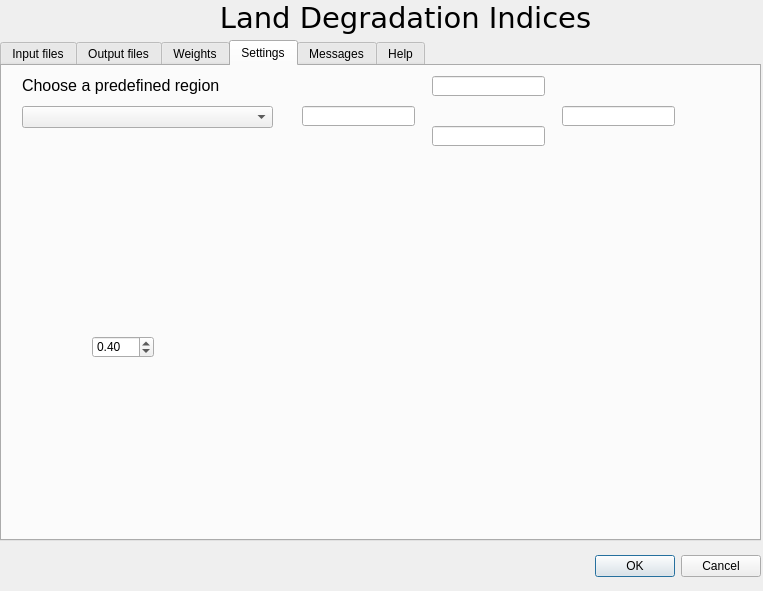
This is RCMRD_LandDegr/land_degr_dialog_base.ui in BrunoCombal/qgis_plugins as Qt 5 draws it before an edit. The edited form follows.
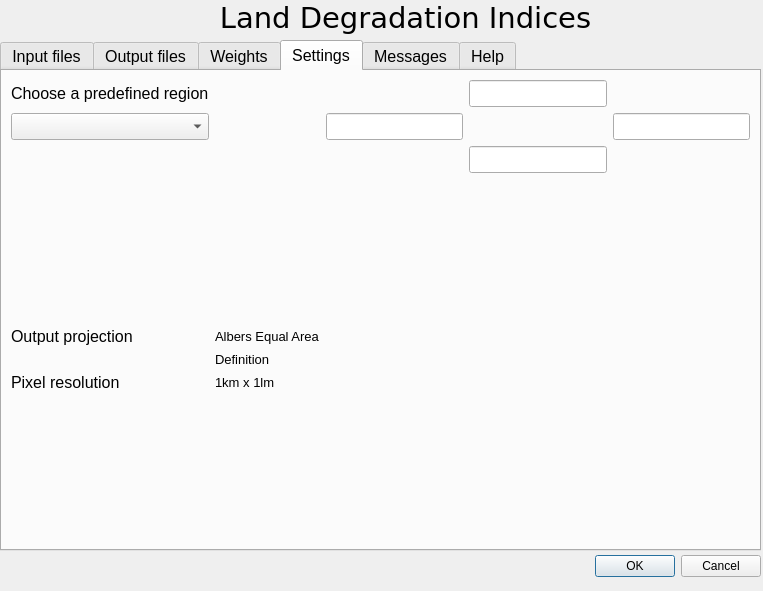
This is the edited form. The open tabs and pages were chosen to show the change.

```diff
--- a/RCMRD_LandDegr/land_degr_dialog_base.ui
+++ b/RCMRD_LandDegr/land_degr_dialog_base.ui
@@ -35,9 +35,14 @@
      <x>0</x>
      <y>40</y>
      <width>761</width>
-     <height>501</height>
+     <height>511</height>
     </rect>
    </property>
+   <property name="font">
+    <font>
+     <pointsize>12</pointsize>
+    </font>
+   </property>
    <property name="locale">
     <locale language="English" country="UnitedStates"/>
    </property>
@@ -588,96 +593,124 @@
     <attribute name="title">
      <string>Settings</string>
     </attribute>
-    <widget class="QDoubleSpinBox" name="data1_20">
-     <property name="geometry">
-      <rect>
-       <x>90</x>
-       <y>270</y>
-       <width>62</width>
-       <height>22</height>
-      </rect>
-     </property>
-     <property name="minimum">
-      <double>-1.000000000000000</double>
-     </property>
-     <property name="maximum">
-      <double>1.000000000000000</double>
-     </property>
-     <property name="singleStep">
-      <double>0.020000000000000</double>
-     </property>
-     <property name="value">
-      <double>0.400000000000000</double>
-     </property>
-    </widget>
-    <widget class="QLabel" name="label_34">
-     <property name="geometry">
-      <rect>
-       <x>20</x>
-       <y>10</y>
-       <width>226</width>
-       <height>18</height>
-      </rect>
-     </property>
-     <property name="font">
-      <font>
-       <pointsize>12</pointsize>
-      </font>
-     </property>
-     <property name="text">
-      <string>Choose a predefined region</string>
-     </property>
-    </widget>
-    <widget class="QComboBox" name="comboChooseArea">
-     <property name="geometry">
-      <rect>
-       <x>20</x>
-       <y>40</y>
-       <width>251</width>
-       <height>22</height>
-      </rect>
-     </property>
-    </widget>
-    <widget class="QLineEdit" name="RoiNorthEdit">
-     <property name="geometry">
-      <rect>
-       <x>430</x>
-       <y>10</y>
-       <width>113</width>
-       <height>20</height>
-      </rect>
-     </property>
-    </widget>
-    <widget class="QLineEdit" name="RoiSouthEdit">
-     <property name="geometry">
-      <rect>
-       <x>430</x>
-       <y>60</y>
-       <width>113</width>
-       <height>20</height>
-      </rect>
-     </property>
-    </widget>
-    <widget class="QLineEdit" name="RoiWestEdit">
-     <property name="geometry">
-      <rect>
-       <x>300</x>
-       <y>40</y>
-       <width>113</width>
-       <height>20</height>
-      </rect>
-     </property>
-    </widget>
-    <widget class="QLineEdit" name="RoiEastEdit">
-     <property name="geometry">
-      <rect>
-       <x>560</x>
-       <y>40</y>
-       <width>113</width>
-       <height>20</height>
-      </rect>
-     </property>
-    </widget>
+    <layout class="QGridLayout" name="gridLayout">
+     <item row="9" column="0">
+      <widget class="QLabel" name="label_2">
+       <property name="text">
+        <string>Pixel resolution</string>
+       </property>
+      </widget>
+     </item>
+     <item row="3" column="3">
+      <widget class="QLineEdit" name="RoiSouthEdit"/>
+     </item>
+     <item row="2" column="2">
+      <widget class="QLineEdit" name="RoiWestEdit"/>
+     </item>
+     <item row="0" column="0">
+      <widget class="QLabel" name="label_34">
+       <property name="font">
+        <font>
+         <pointsize>12</pointsize>
+        </font>
+       </property>
+       <property name="text">
+        <string>Choose a predefined region</string>
+       </property>
+      </widget>
+     </item>
+     <item row="10" column="3">
+      <spacer name="verticalSpacer">
+       <property name="orientation">
+        <enum>Qt::Vertical</enum>
+       </property>
+       <property name="sizeHint" stdset="0">
+        <size>
+         <width>20</width>
+         <height>40</height>
+        </size>
+       </property>
+      </spacer>
+     </item>
+     <item row="7" column="1">
+      <widget class="QLabel" name="labelProjectionName">
+       <property name="font">
+        <font>
+         <pointsize>10</pointsize>
+        </font>
+       </property>
+       <property name="text">
+        <string>Albers Equal Area</string>
+       </property>
+      </widget>
+     </item>
+     <item row="9" column="1">
+      <widget class="QLabel" name="labelPixelXYSize">
+       <property name="font">
+        <font>
+         <pointsize>10</pointsize>
+        </font>
+       </property>
+       <property name="text">
+        <string>1km x 1lm</string>
+       </property>
+      </widget>
+     </item>
+     <item row="0" column="3">
+      <widget class="QLineEdit" name="RoiNorthEdit"/>
+     </item>
+     <item row="7" column="0">
+      <widget class="QLabel" name="label">
+       <property name="text">
+        <string>Output projection</string>
+       </property>
+      </widget>
+     </item>
+     <item row="4" column="3">
+      <spacer name="verticalSpacer_2">
+       <property name="orientation">
+        <enum>Qt::Vertical</enum>
+       </property>
+       <property name="sizeHint" stdset="0">
+        <size>
+         <width>20</width>
+         <height>40</height>
+        </size>
+       </property>
+      </spacer>
+     </item>
+     <item row="2" column="0">
+      <widget class="QComboBox" name="comboChooseArea"/>
+     </item>
+     <item row="2" column="5">
+      <widget class="QLineEdit" name="RoiEastEdit"/>
+     </item>
+     <item row="2" column="1">
+      <spacer name="horizontalSpacer_2">
+       <property name="orientation">
+        <enum>Qt::Horizontal</enum>
+       </property>
+       <property name="sizeHint" stdset="0">
+        <size>
+         <width>40</width>
+         <height>20</height>
+        </size>
+       </property>
+      </spacer>
+     </item>
+     <item row="8" column="1">
+      <widget class="QLabel" name="labelProjectionDef">
+       <property name="font">
+        <font>
+         <pointsize>10</pointsize>
+        </font>
+       </property>
+       <property name="text">
+        <string>Definition</string>
+       </property>
+      </widget>
+     </item>
+    </layout>
    </widget>
    <widget class="QWidget" name="tabLog">
     <attribute name="title">
```
Left out of the diff: 105 changed lines with no effect on the pictures.
